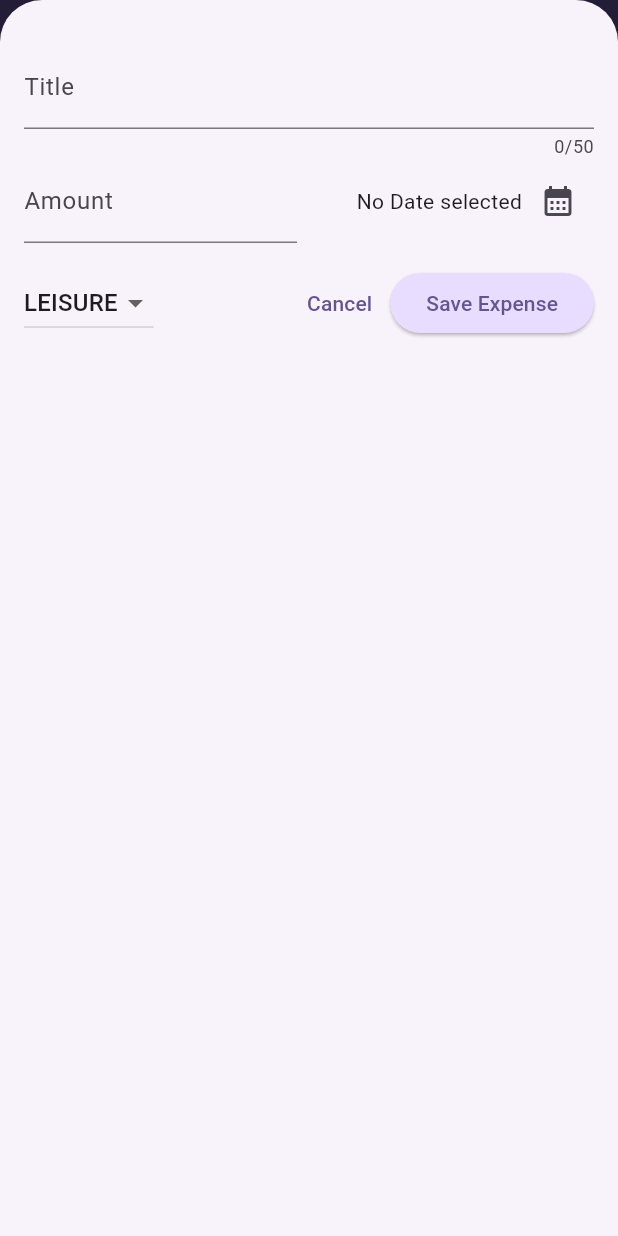
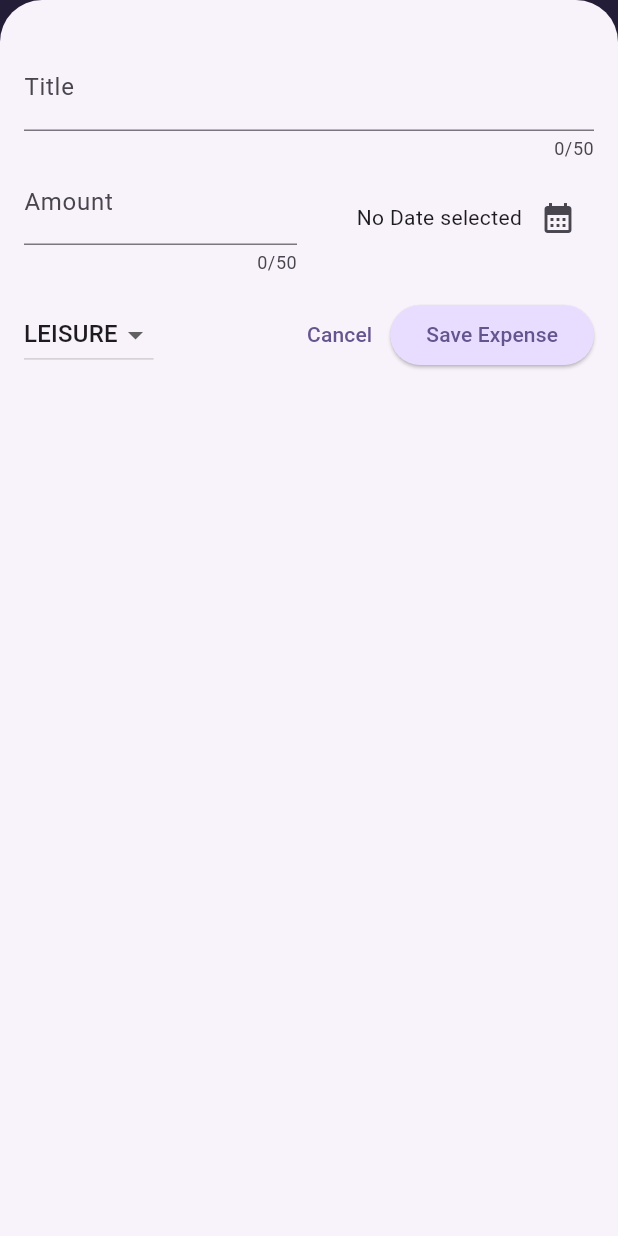
Before and after one commit to karim029/expense_tracker, a Flutter app: the screen it shows after launch, after a tap on the "add" icon, on a phone screen of 412 x 824 dp. Run offline on Flutter 3.47's test engine with Material 3 defaults, Android fonts, the phone set to English and light mode, and no system bars.

Commit message:
Added Reusable Text and Elevated button classes for the New Expense Menu

```diff
--- /dev/null
+++ b/lib/widgets/buttons/reusable_widgets.dart
@@ -0,0 +1,59 @@
+import 'package:flutter/material.dart';
+
+class ReusableTextField extends StatelessWidget {
+  final TextEditingController controller;
+  final String label;
+  final TextInputType keyboardType;
+  final String prefixText;
+
+  const ReusableTextField(
+      {super.key,
+      required this.controller,
+      required this.label,
+      this.keyboardType = TextInputType.text,
+      this.prefixText = ''});
+
+  @override
+  Widget build(BuildContext context) {
+    return TextField(
+      controller: controller,
+      maxLength: 50,
+      decoration: InputDecoration(
+        prefixText: prefixText,
+        label: Text(label),
+      ),
+      keyboardType: keyboardType,
+    );
+  }
+}
+
+class ReusableButtons extends StatelessWidget {
+  final void Function() onCancelPressed;
+  final void Function() onSavePressed;
+  final String cancelText;
+  final String saveText;
+
+  const ReusableButtons(
+      {super.key,
+      required this.onCancelPressed,
+      required this.onSavePressed,
+      this.cancelText = 'Cancel',
+      this.saveText = 'Save Expense'});
+
+  @override
+  Widget build(BuildContext context) {
+    return Row(
+      children: [
+        const Spacer(),
+        TextButton(
+          onPressed: onCancelPressed,
+          child: Text(cancelText),
+        ),
+        ElevatedButton(
+          onPressed: onSavePressed,
+          child: Text(saveText),
+        ),
+      ],
+    );
+  }
+}
--- a/lib/widgets/expenses.dart
+++ b/lib/widgets/expenses.dart
@@ -34,6 +34,7 @@ class _ExpensesState extends State<Expenses> {
 
   void _openAddExpenseOverlay() {
     showModalBottomSheet(
+      constraints: const BoxConstraints(maxWidth: double.infinity),
       useSafeArea: true,
       isScrollControlled: true,
       context: context,
--- a/lib/widgets/new_expense.dart
+++ b/lib/widgets/new_expense.dart
@@ -1,5 +1,9 @@
 import 'package:flutter/material.dart';
 import 'package:expense_tracker/models/expense.dart';
+import 'package:flutter/widgets.dart';
+import 'package:expense_tracker/widgets/buttons/reusable_widgets.dart';
+
+
 
 class NewExpense extends StatefulWidget {
   const NewExpense({required this.onAddExpense, super.key});
@@ -79,34 +83,94 @@ class _NewExpenseState extends State<NewExpense> {
   @override
   Widget build(BuildContext context) {
     final keyboardSpace = MediaQuery.of(context).viewInsets.bottom;
-    return SizedBox(height: double.infinity,
+    return LayoutBuilder(builder: (ctx, constrains) {
+      final width = constrains.maxWidth;
+      var orientation = MediaQuery.of(context).orientation;
+
+      return SizedBox(
+        height: double.infinity,
+        width: orientation == Orientation.landscape ? double.infinity : width,
         child: SingleChildScrollView(
           child: Padding(
-          padding: EdgeInsets.fromLTRB(
-            16,
-            30,
-            16,
-            keyboardSpace + 16,
-          ),
+            padding: EdgeInsets.fromLTRB(16, 30, 16, keyboardSpace + 16),
             child: Column(
               children: [
-              TextField(
-                controller: _titleController,
-                maxLength: 50,
-                decoration: const InputDecoration(
-                  label: Text('Title'),
+                if (width >= 600)
+                  Row(
+                    crossAxisAlignment: CrossAxisAlignment.start,
+                    children: [
+                      Expanded(
+                        child: ReusableTextField(
+                            controller: _titleController, label: 'Title'),
+                      ),
+                      const SizedBox(
+                        width: 16,
+                      ),
+                      Expanded(
+                        child: ReusableTextField(
+                          controller: _amountController,
+                          label: 'Amount',
+                          keyboardType: TextInputType.number,
+                          prefixText: '\$',
                         ),
                       ),
+                    ],
+                  )
+                else
+                  ReusableTextField(
+                      controller: _titleController, label: 'Title'),
+                if (width >= 600)
+                  Row(
+                    children: [
+                      DropdownButton(
+                        value: _selectedCategory,
+                        items: Category.values
+                            .map(
+                              (category) => DropdownMenuItem(
+                                value: category,
+                                child: Text(
+                                  category.name.toUpperCase(),
+                                ),
+                              ),
+                            )
+                            .toList(),
+                        onChanged: (value) {
+                          setState(() {
+                            _selectedCategory = value as Category;
+                          });
+                        },
+                      ),
+                      const SizedBox(
+                        width: 16,
+                      ),
+                      Expanded(
+                        child: Row(
+                          mainAxisAlignment: MainAxisAlignment.end,
+                          crossAxisAlignment: CrossAxisAlignment.center,
+                          children: [
+                            Text(
+                              _selectedDate == null
+                                  ? 'No Date selected'
+                                  : formatter.format(_selectedDate!),
+                            ),
+                            IconButton(
+                              onPressed: _presentDatePicker,
+                              icon: const Icon(Icons.calendar_month),
+                            ),
+                          ],
+                        ),
+                      )
+                    ],
+                  )
+                else
                   Row(
                     children: [
                       Expanded(
-                    child: TextField(
+                        child: ReusableTextField(
                           controller: _amountController,
+                          label: 'Amount',
                           keyboardType: TextInputType.number,
-                      decoration: const InputDecoration(
-                        prefixText: '\$ ',
-                        label: Text('Amount'),
-                      ),
+                          prefixText: '\$',
                         ),
                       ),
                       const SizedBox(
@@ -134,6 +198,14 @@ class _NewExpenseState extends State<NewExpense> {
                 const SizedBox(
                   height: 16,
                 ),
+                if (width >= 600)
+                  ReusableButtons(
+                    onCancelPressed: () {
+                      Navigator.pop(context);
+                    },
+                    onSavePressed: _submitExpenseData,
+                  )
+                else
                   Row(
                     children: [
                       DropdownButton(
@@ -154,17 +226,14 @@ class _NewExpenseState extends State<NewExpense> {
                           });
                         },
                       ),
-                  const Spacer(),
-                  TextButton(
-                    onPressed: () {
+                      Expanded(
+                        child: ReusableButtons(
+                          onCancelPressed: () {
                             Navigator.pop(context);
                           },
-                    child: const Text('Cancel'),
+                          onSavePressed: _submitExpenseData,
                         ),
-                  ElevatedButton(
-                    onPressed: _submitExpenseData,
-                    child: const Text('Save Expense'),
-                  ),
+                      )
                     ],
                   ),
               ],
@@ -172,5 +241,6 @@ class _NewExpenseState extends State<NewExpense> {
           ),
         ),
       );
+    });
   }
 }
```
Lines whose indentation alone changed are shown as unchanged.
